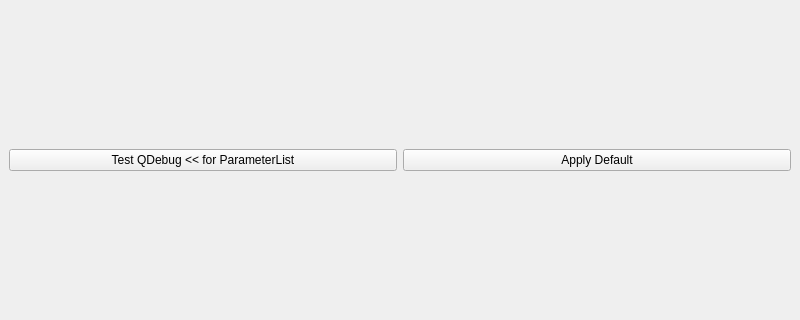
Qt form Examples/AppParameterListBasicUsage/mainwindow.ui (g-gualeni/QtNoid2) before a commit; both pictures show x 0 to 800 and y 129 to 449 of the 800 by 600 pixel window.
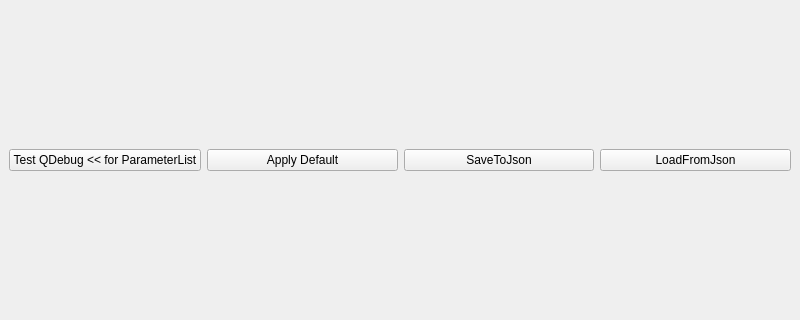
The same form after that commit.

```diff
--- a/Examples/AppParameterListBasicUsage/mainwindow.ui
+++ b/Examples/AppParameterListBasicUsage/mainwindow.ui
@@ -31,6 +31,20 @@
         </property>
        </widget>
       </item>
+      <item>
+       <widget class="QPushButton" name="cmdSaveToJson">
+        <property name="text">
+         <string>SaveToJson</string>
+        </property>
+       </widget>
+      </item>
+      <item>
+       <widget class="QPushButton" name="cmdLoadFromJson">
+        <property name="text">
+         <string>LoadFromJson</string>
+        </property>
+       </widget>
+      </item>
      </layout>
     </item>
    </layout>
```
